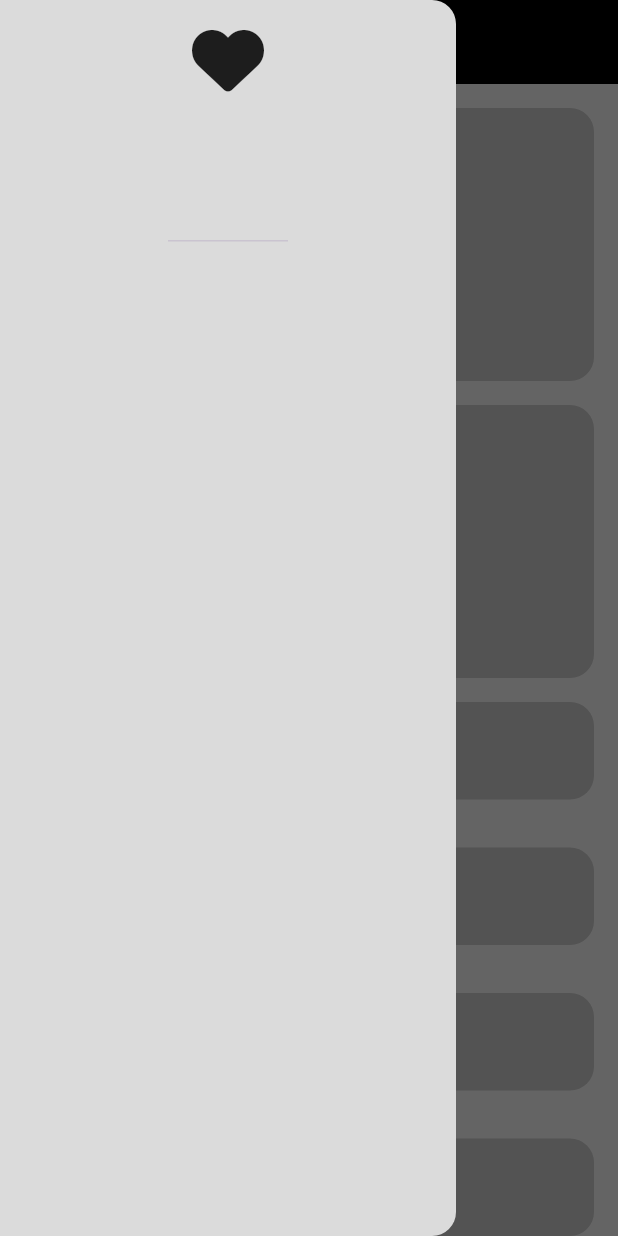
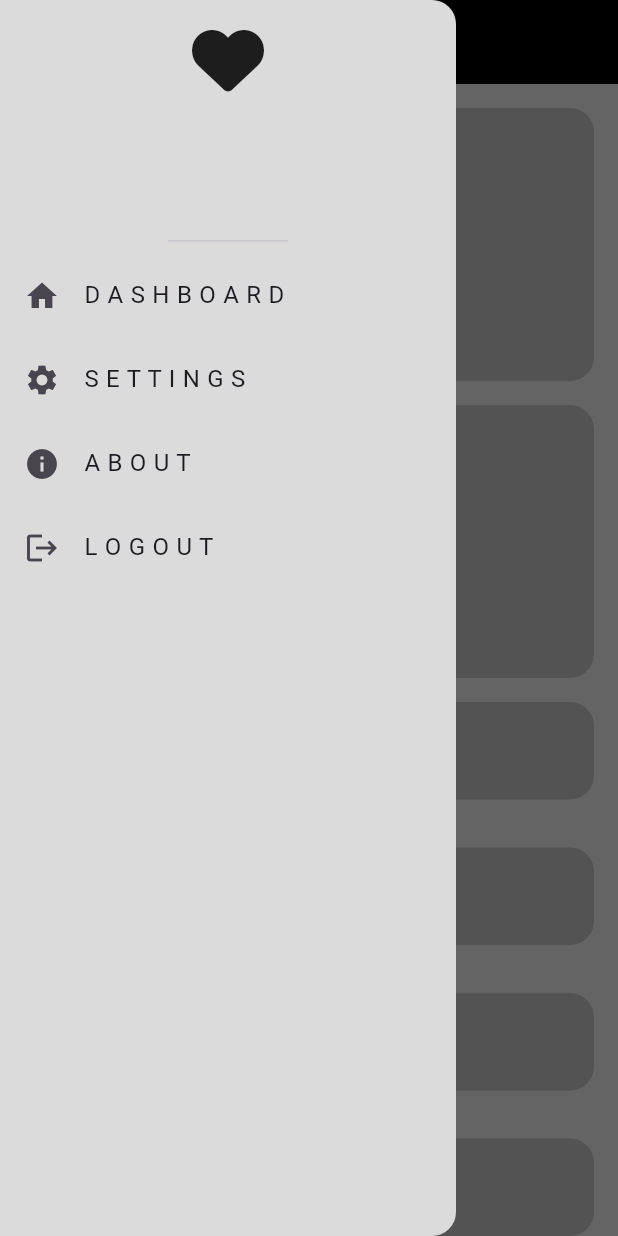
Before and after one commit to YoussefHabib97/adaptive_responsive_app, a Flutter app: the screen it shows after launch, with the side drawer open, on a phone screen of 412 x 824 dp. Run offline on Flutter 3.47's test engine with Material 3 defaults, Android fonts, the phone set to English and light mode, and no system bars; our stand-ins replace font_awesome_flutter.

Commit message:
Mobile layout done

```diff
--- a/lib/models/drawer_item_model.dart
+++ b/lib/models/drawer_item_model.dart
@@ -1,7 +1,7 @@
 import 'package:flutter/material.dart';
 
 class DrawerItemModel {
-  DrawerItemModel({
+  const DrawerItemModel({
     required this.title,
     required this.icon,
   });
--- a/lib/views/widgets/custom_drawer.dart
+++ b/lib/views/widgets/custom_drawer.dart
@@ -2,11 +2,34 @@ import 'package:flutter/material.dart';
 
 // Package imports
 import 'package:font_awesome_flutter/font_awesome_flutter.dart';
+
+// Model imports
+import 'package:adaptive_responsive_app/models/drawer_item_model.dart';
+
 // Widget imports
-import 'package:adaptive_responsive_app/views/widgets/custom_drawer_item.dart';
+import 'package:adaptive_responsive_app/views/widgets/custom_drawer_item_list_view.dart';
 
 class CustomDrawer extends StatelessWidget {
   const CustomDrawer({super.key});
+
+  final List<DrawerItemModel> items = const [
+    DrawerItemModel(
+      title: "D A S H B O A R D",
+      icon: Icons.home,
+    ),
+    DrawerItemModel(
+      title: "S E T T I N G S",
+      icon: Icons.settings,
+    ),
+    DrawerItemModel(
+      title: "A B O U T",
+      icon: Icons.info,
+    ),
+    DrawerItemModel(
+      title: "L O G O U T",
+      icon: Icons.logout,
+    ),
+  ];
 
   @override
   Widget build(BuildContext context) {
@@ -20,7 +43,7 @@ class CustomDrawer extends StatelessWidget {
               size: 48,
             ),
           ),
-          // CustomDrawerItem()
+          CustomDrawerItemsListView(items: items)
         ],
       ),
     );
--- /dev/null
+++ b/lib/views/widgets/custom_drawer_item_list_view.dart
@@ -0,0 +1,30 @@
+import 'package:flutter/material.dart';
+
+// Model imports
+import 'package:adaptive_responsive_app/models/drawer_item_model.dart';
+
+// Widget imports
+import 'package:adaptive_responsive_app/views/widgets/custom_drawer_item.dart';
+
+class CustomDrawerItemsListView extends StatelessWidget {
+  const CustomDrawerItemsListView({
+    super.key,
+    required this.items,
+  });
+
+  final List<DrawerItemModel> items;
+
+  @override
+  Widget build(BuildContext context) {
+    return ListView.builder(
+      physics: const NeverScrollableScrollPhysics(),
+      shrinkWrap: true,
+      itemCount: items.length,
+      itemBuilder: (context, index) {
+        return CustomDrawerItem(
+          drawerItemModel: items[index],
+        );
+      },
+    );
+  }
+}
```
